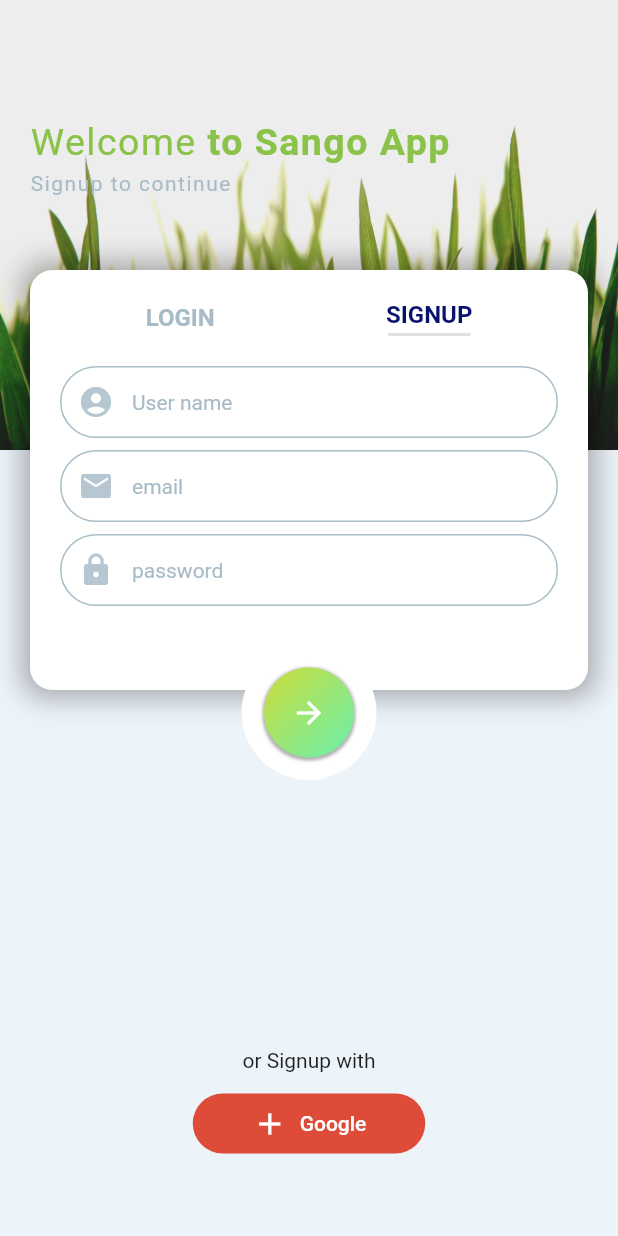
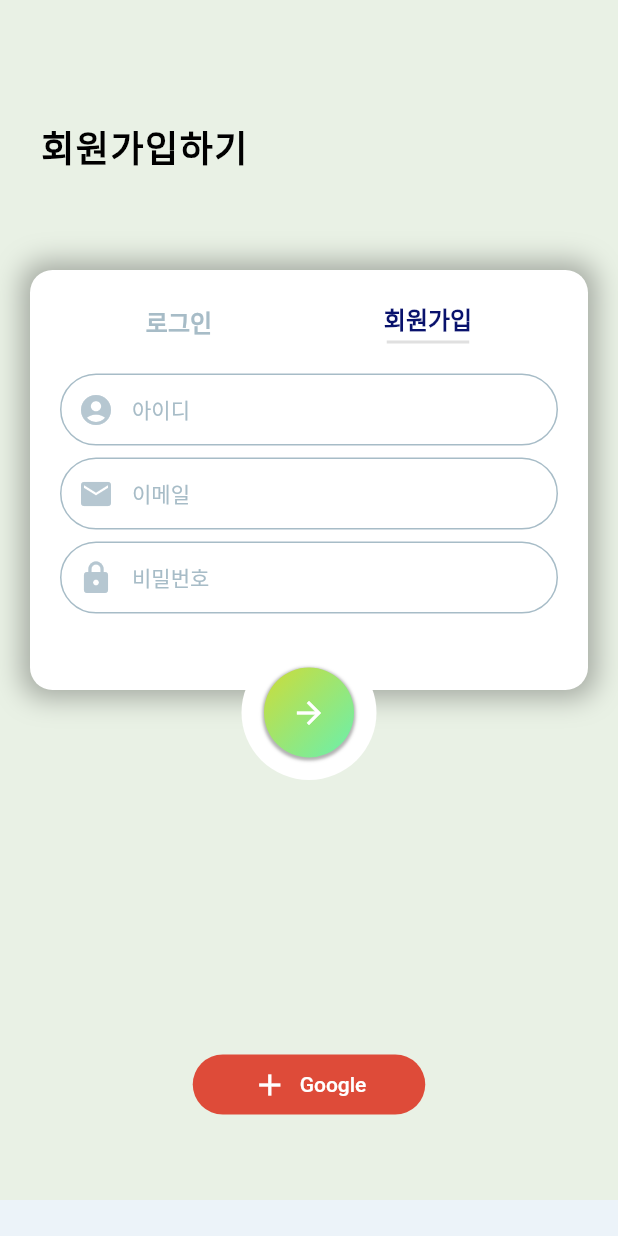
Before and after one commit to SangoProject/sangoapp, a Flutter app: the screen it shows after launch, on a phone screen of 412 x 824 dp. Run offline on Flutter 3.47's test engine with Material 2 defaults, Android fonts, the phone set to English and light mode, and no system bars; our stand-ins replace firebase_auth; missing offline and left inert: firebase_ui_auth; accounts and stored records are empty; Roboto replaces fonts that are missing (Pretendard).

Commit message:
로그인회원가입 screen 간단하게 수정

```diff
--- a/lib/main.dart
+++ b/lib/main.dart
@@ -16,6 +16,7 @@
       debugShowCheckedModeBanner: false,
       title: 'SanGo app', // 산책하자고로 이름을 바꿈
       theme: ThemeData(
+        fontFamily: 'Pretendard',
         primarySwatch: Colors.lime,
       ),
       home: const LoginSignupScreen(), // title: '로그인 / 회원가입' 어떻게 넣지
--- a/lib/screens/main_screen.dart
+++ b/lib/screens/main_screen.dart
@@ -21,12 +21,21 @@
               right: 0,
               left: 0,
               child: Container(
-                height: 300,
-                decoration: const BoxDecoration(
-                  image: DecorationImage(
-                      image: AssetImage('images/background.jpg'),
-                      fit: BoxFit.fill
-                  )
+                height: 800,
+                decoration: BoxDecoration(
+                  color: Colors.lime.withOpacity(0.1)
+                  // gradient: LinearGradient(
+                  //     colors: const [
+                  //       Colors.green,
+                  //       Colors.white
+                  //     ],
+                  //     begin: Alignment.topCenter,
+                  //     end: Alignment.bottomCenter
+                  // )
+                  // image: DecorationImage(
+                  //     image: AssetImage('images/background.jpg'),
+                  //     fit: BoxFit.fill
+                  // )
                 ),
                 child: Container(
                   padding: const EdgeInsets.only(top: 80, left: 20),
@@ -35,19 +44,20 @@
                     children: [
                       RichText(
                           text: TextSpan(
-                            text: 'Welcome',
-                            style: TextStyle(
-                              letterSpacing: 1.0,
-                              fontSize: 25,
-                              color: Colors.lightGreen
-                            ),
+                            // text: '산책하자Go',
+                            // style: TextStyle(
+                            //   letterSpacing: 1.0,
+                            //   fontSize: 24,
+                            //   color: Colors.black54,
+                            //   fontWeight: FontWeight.bold,
+                            // ),
                             children: [
                               TextSpan(
-                                text: isSignupScreen ? ' to Sango App' : ' back',
+                                text: isSignupScreen ? ' 회원가입하기' : ' 로그인하기',
                                 style: TextStyle(
                                     letterSpacing: 1.0,
-                                    fontSize  : 25,
-                                    color: Colors.lightGreen,
+                                    fontSize  : 24,
+                                    color: Colors.black,
                                     fontWeight: FontWeight.bold,
                                 ),
                               )
@@ -57,12 +67,12 @@
                       const SizedBox(
                         height: 5.0,
                       ),
-                      Text(
-                        isSignupScreen ? 'Signup to continue' : 'Signin to continue',
-                        style: TextStyle(
-                        letterSpacing: 1.0,
-                        color: Palette.textColor1,
-                      ))
+                      // Text(
+                      //   isSignupScreen ? 'Signup to continue' : 'Signin to continue',
+                      //   style: TextStyle(
+                      //   letterSpacing: 1.0,
+                      //   color: Palette.textColor1,
+                      // ))
                     ],
                   )
                 ),
@@ -105,11 +115,11 @@
                           child: Column(
                             children: [
                               Text(
-                                'LOGIN',
+                                '로그인',
                                 style: TextStyle(
-                                fontSize: 16,
-                                fontWeight: FontWeight.bold,
-                                color: !isSignupScreen ? Palette.activeColor
+                                  fontSize: 16,
+                                  fontWeight: FontWeight.bold,
+                                  color: !isSignupScreen ? Palette.activeColor
                                     : Palette.textColor1 // 선택시 색상 변경
                                 ),
                               ),
@@ -132,7 +142,7 @@
                           child: Column(
                             children: [
                               Text(
-                                'SIGNUP',
+                                '회원가입',
                                 style: TextStyle(
                                     fontSize: 16,
                                     fontWeight: FontWeight.bold,
@@ -181,7 +191,7 @@
                                     Radius.circular(35.0),
                                   ),
                                 ),
-                                hintText: 'User name',
+                                hintText: '아이디',
                                 hintStyle: TextStyle(
                                   fontSize: 14,
                                   color: Palette.textColor1
@@ -215,7 +225,7 @@
                                       Radius.circular(35.0),
                                     ),
                                   ),
-                                  hintText: 'email',
+                                  hintText: '이메일',
                                   hintStyle: TextStyle(
                                       fontSize: 14,
                                       color: Palette.textColor1
@@ -249,7 +259,7 @@
                                       Radius.circular(35.0),
                                     ),
                                   ),
-                                  hintText: 'password',
+                                  hintText: '비밀번호',
                                   hintStyle: TextStyle(
                                       fontSize: 14,
                                       color: Palette.textColor1
@@ -290,7 +300,7 @@
                                       Radius.circular(35.0),
                                     ),
                                   ),
-                                  hintText: 'email',
+                                  hintText: '이메일',
                                   hintStyle: TextStyle(
                                       fontSize: 14,
                                       color: Palette.textColor1
@@ -324,7 +334,7 @@
                                       Radius.circular(35.0),
                                     ),
                                   ),
-                                  hintText: 'password',
+                                  hintText: '비밀번호',
                                   hintStyle: TextStyle(
                                       fontSize: 14,
                                       color: Palette.textColor1
@@ -393,14 +403,14 @@
             left: 0,
             child: Column(
               children: [
-                Text(isSignupScreen ? 'or Signup with' : 'or Signin with'),
-                SizedBox(
-                  height: 10,
-                ),
+                // Text(isSignupScreen ? 'or Signup with' : 'or Signin with'),
+                // SizedBox(
+                //   height: 10,
+                // ),
                 TextButton.icon(
                     onPressed: (){},
                     style: TextButton.styleFrom(
-                      primary: Colors.white,
+                      foregroundColor: Colors.white,
                       minimumSize: Size(155, 40),
                       shape: RoundedRectangleBorder(
                         borderRadius: BorderRadius.circular(20)
--- a/pubspec.yaml
+++ b/pubspec.yaml
@@ -96,6 +96,11 @@
 #      - family: SocialIcons
 #        fonts:
 #          - asset: packages/firebase_ui_auth/fonts/SocialIcons.ttf
+fonts:
+  - family: Pretendard
+    fonts:
+      - asset: assets/font/Pretendard-Regular.otf
+        weight: 400
   #
   # For details regarding fonts from package dependencies,
   # see https://flutter.dev/custom-fonts/#from-packages
```
Also changed, not shown: 9 other files.
